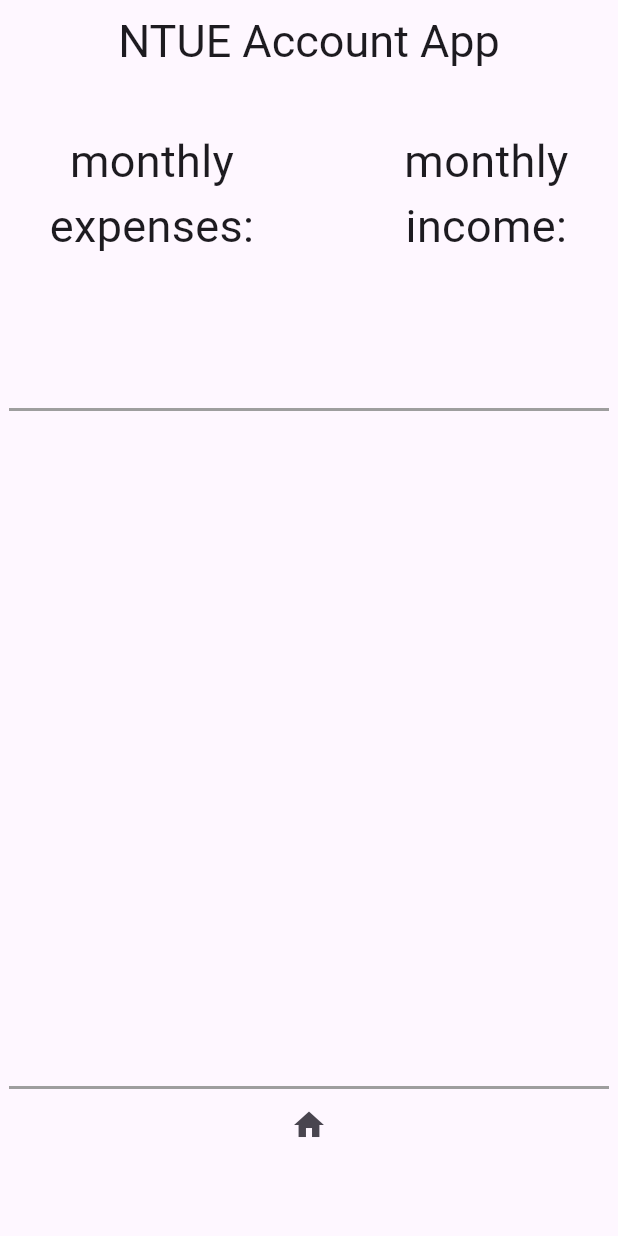
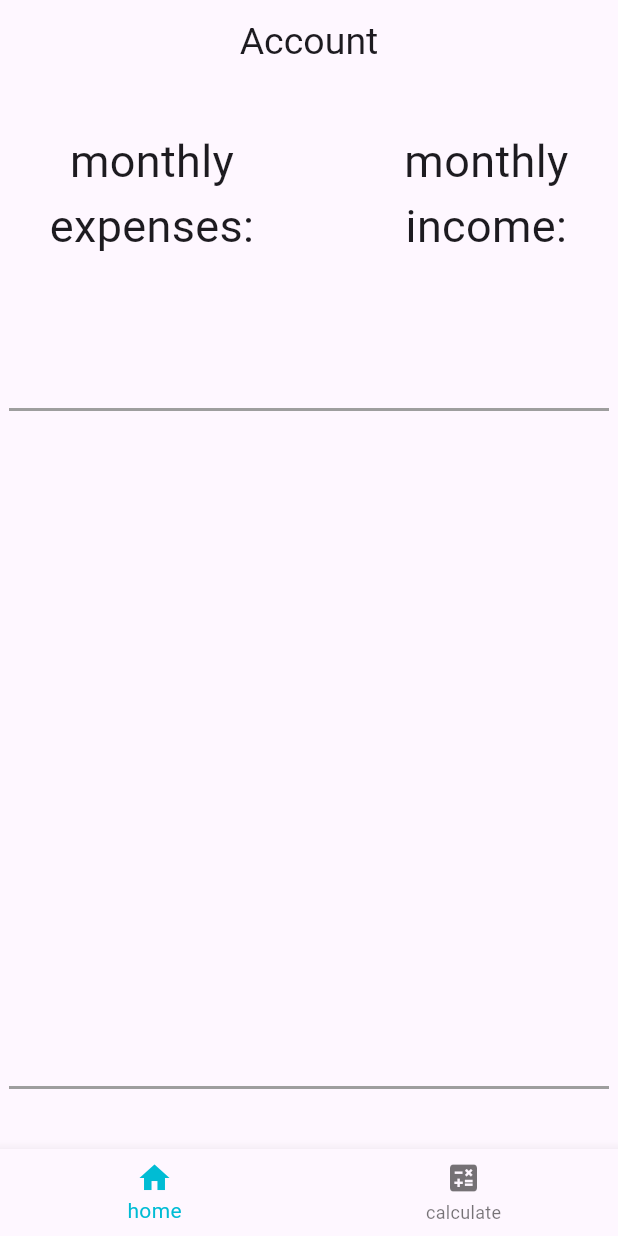
Before and after one commit to Yin-1022/ntue_account_app, a Flutter app: the screen it shows after launch, on a phone screen of 412 x 824 dp. Run offline on Flutter 3.47's test engine with Material 3 defaults, Android fonts, the phone set to English and light mode, and no system bars.

Commit message:
add BottomNavigationController

```diff
--- a/lib/main.dart
+++ b/lib/main.dart
@@ -6,15 +6,55 @@ void main() {
   runApp(const MyApp());
 }
 
-class MyApp extends StatelessWidget
-{
+class MyApp extends StatelessWidget {
   const MyApp({super.key});
 
   @override
-
   Widget build(BuildContext context) {
     return MaterialApp(
-      home: HomePage(),
+      home: Scaffold(
+        body: BottomNavigationController(),
+      ),
+
     );
   }
 }
+
+class BottomNavigationController extends StatefulWidget {
+  BottomNavigationController({Key? key}) : super(key: key);
+
+  @override
+  _BottomNavigationControllerState createState() =>
+      _BottomNavigationControllerState();
+}
+
+class _BottomNavigationControllerState
+    extends State<BottomNavigationController> {
+  //目前選擇頁索引值
+  int _currentIndex = 0; //預設值
+  final pages = [HomePage(), CalPage()];
+
+  @override
+  Widget build(BuildContext context) {
+    return Scaffold(
+
+      body: pages[_currentIndex],
+      bottomNavigationBar: BottomNavigationBar(
+        items: <BottomNavigationBarItem>[
+          BottomNavigationBarItem(icon: Icon(Icons.home),label: 'home',),
+          BottomNavigationBarItem(icon: Icon(Icons.calculate),label: 'calculate'),
+        ],
+        currentIndex: _currentIndex, //目前選擇頁索引值
+        selectedItemColor: Colors.cyan, //選擇頁顏色
+        onTap: _onItemClick, //BottomNavigationBar 按下處理事件
+      ),
+    );
+  }
+
+  //BottomNavigationBar 按下處理事件，更新設定當下索引值
+  void _onItemClick(int index) {
+    setState(() {
+      _currentIndex = index;
+    });
+  }
+}
--- a/lib/view/home_page.dart
+++ b/lib/view/home_page.dart
@@ -8,7 +8,7 @@ class HomePage extends StatelessWidget {
   Widget build(BuildContext context) {
     return Scaffold(
 
-      appBar: AppBar(title: Center(child: Text('NTUE Account App', style: TextStyle(fontSize: 30)))),
+      appBar: AppBar(title: Text('Account', style: TextStyle(fontSize: 25)),centerTitle: true,),
 
       body: Column(
         children: [
@@ -36,7 +36,6 @@ class HomePage extends StatelessWidget {
           Container(width: 400, height: 2, color: Colors.grey,),
           Container(height: 450,),
           Container(width: 400, height: 2, color: Colors.grey,),
-          IconButton(onPressed: (){}, icon: Icon(Icons.home))
         ],
       ),
     );
```
Also changed, not shown: lib/view/cal_page.dart (+1 -24 lines).
